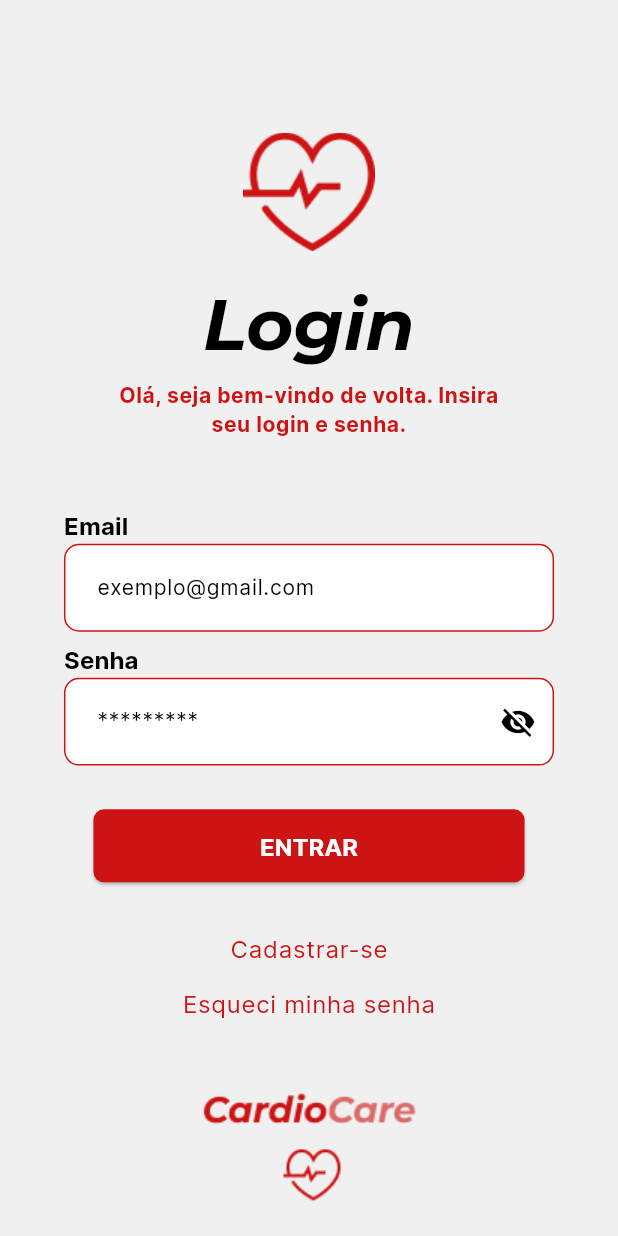
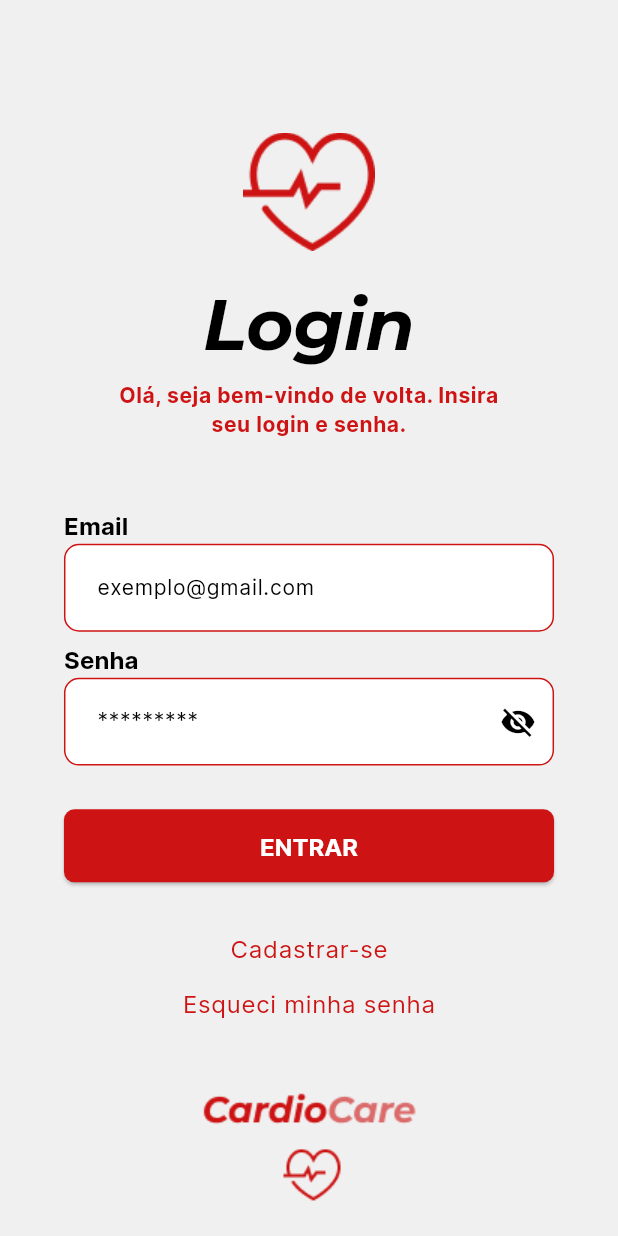
Before and after one commit to febzr/cardiocare, a Flutter app: the Login screen opened directly, on a phone screen of 412 x 824 dp. Run offline on Flutter 3.47's test engine with Material 3 defaults, Android fonts, the phone set to English and light mode, and no system bars; our stand-ins replace firebase_auth, fl_chart; missing offline and left inert: iconic; accounts and stored records are empty.

Commit message:
Update custom_button_large.dart

```diff
--- a/proj-dsi/lib/components/buttons/custom_button_large.dart
+++ b/proj-dsi/lib/components/buttons/custom_button_large.dart
@@ -8,7 +8,7 @@ class customButtonLarge extends StatelessWidget {
 
   Widget build(BuildContext context) {
     return Container(
-      width: MediaQuery.of(context).size.width*0.6976,
+      width: MediaQuery.of(context).size.width*(341 / 430),
       height: MediaQuery.of(context).size.height*0.059,
         child: ElevatedButton(
             onPressed: () {
```
